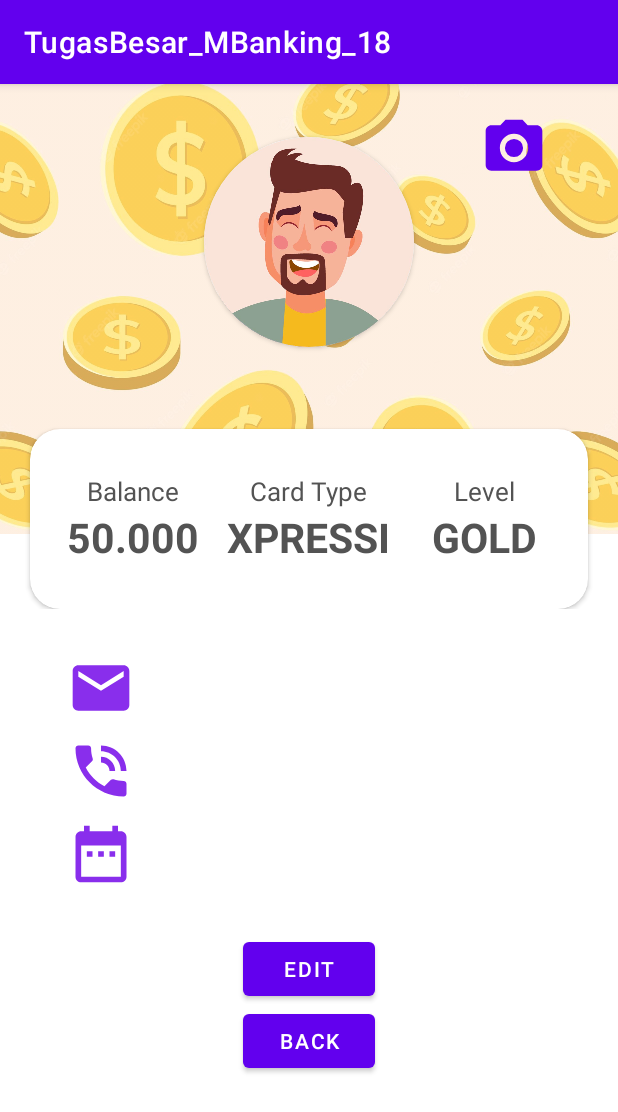
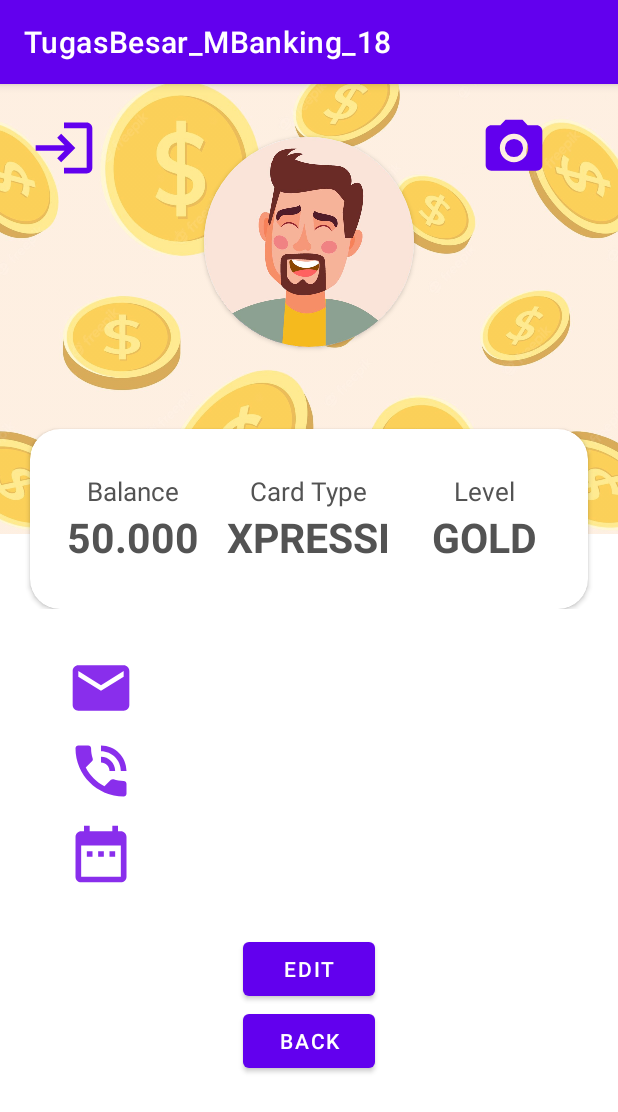
Before and after one commit to CloudDear/TugasBesar_MBanking_18_Revisi, an Android app: the UserProfile screen opened directly, with no data from a screen before it, on a phone screen of 412 x 824 dp. Shown: the top 1112 px of the screen. Run offline under Robolectric (Android 15) with nearby library versions, the phone set to English and light mode, and no system bars.

Commit message:
Perubahan tombol logout

```diff
--- a/app/src/main/java/com/example/tugasbesar_mbanking_18/PDFActivity.kt
+++ b/app/src/main/java/com/example/tugasbesar_mbanking_18/PDFActivity.kt
@@ -70,7 +70,7 @@ class PDFActivity : AppCompatActivity() {
         //ini berguna untuk akses writing ke storage hp kalian dalam mode download.
         //harus diketik jangan COPAS!!!!
         val pdfPath = Environment.getExternalStoragePublicDirectory(Environment.DIRECTORY_DOWNLOADS).toString()
-        val file = File(pdfPath, "pdf_10784.pdf")
+        val file = File(pdfPath, "pdf_MBANKING.pdf")
         FileOutputStream(file)
 
         //inisialisasi pembuatan PDF
--- a/app/src/main/java/com/example/tugasbesar_mbanking_18/UserProfile.kt
+++ b/app/src/main/java/com/example/tugasbesar_mbanking_18/UserProfile.kt
@@ -40,7 +40,10 @@ class UserProfile : AppCompatActivity() {
             startActivity(intent)
         }
 
-
+        btnLogout.setOnClickListener{
+            val intent = Intent(this, MainActivity::class.java)
+            startActivity(intent)
+        }
 
     }
 }
--- a/app/src/main/res/layout/activity_user_profile.xml
+++ b/app/src/main/res/layout/activity_user_profile.xml
@@ -24,6 +24,14 @@
             android:layout_marginLeft="320dp"
             android:layout_marginTop="20dp"
             android:background="@drawable/ic_baseline_camera_alt_24"/>
+
+        <Button
+            android:layout_width="45dp"
+            android:layout_height="45dp"
+            android:id="@+id/btnLogout"
+            android:layout_marginLeft="20dp"
+            android:layout_marginTop="20dp"
+            android:background="@drawable/ic_logout_24"/>
 
         <LinearLayout
             android:layout_width="match_parent"
```
Also changed, not shown: app/src/main/java/com/example/tugasbesar_mbanking_18/HomeActivity.kt (+4 -4 lines), app/src/main/java/com/example/tugasbesar_mbanking_18/MainActivity.kt (+5 -5 lines), app/src/main/res/menu/bottom_menu.xml (+4 -4 lines).
